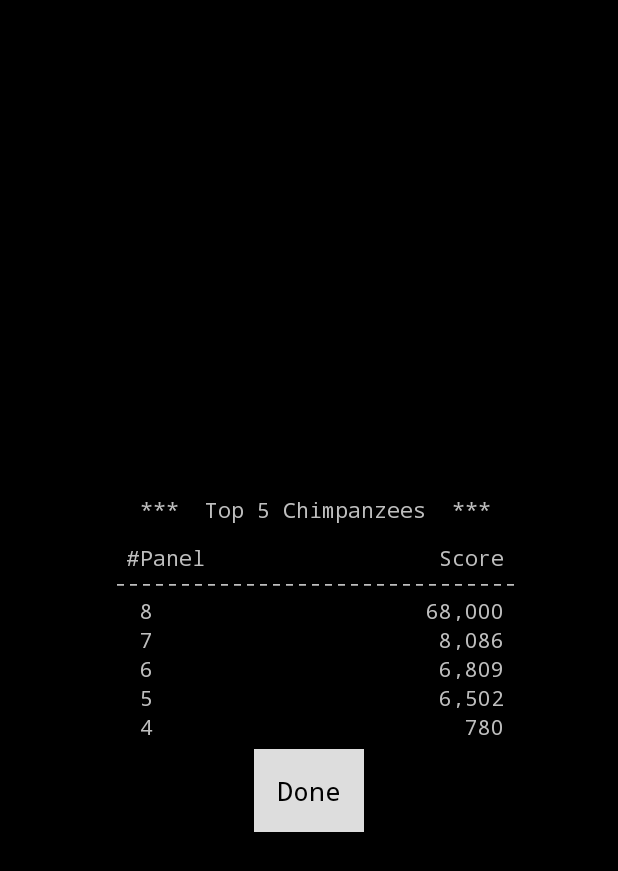
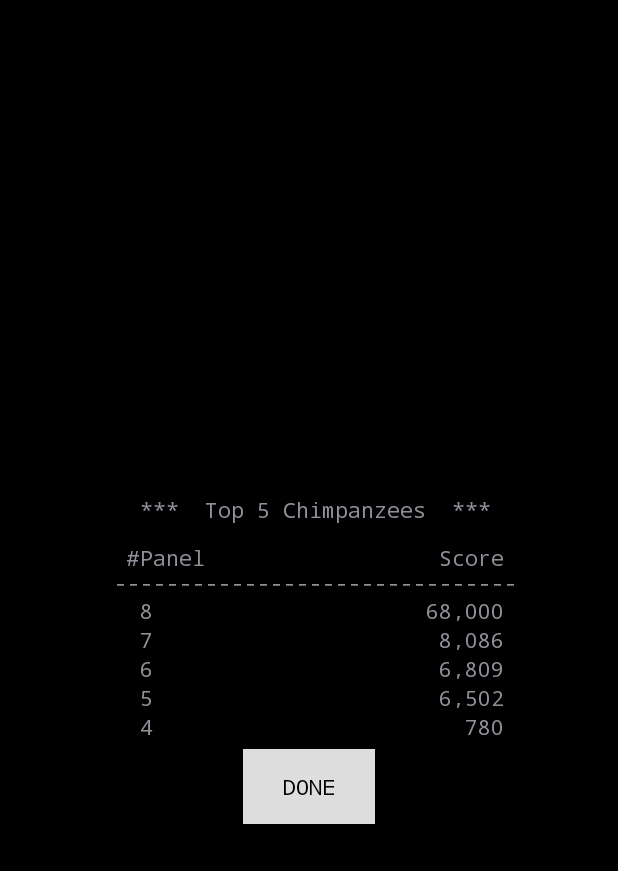
Before and after one commit to tomari/GeniusChimp, an Android app: the HighscoreActivity screen opened directly, with no data from a screen before it, on a phone screen of 412 x 824 dp. Shown: the top 871 px of the screen. Run offline under Robolectric (Android 15) with nearby library versions, the phone set to English and light mode, and no system bars.

Commit message:
Update support for Android 5.0 and 5.1

```diff
--- a/app/src/main/res/values-v21/styles.xml
+++ b/app/src/main/res/values-v21/styles.xml
@@ -1,5 +1,7 @@
 <resources>
-	<style name="ConfigScreenTheme" parent="android:Theme.Material"></style>
-	<style name="AppBaseTheme" parent="android:Theme.Holo.NoActionBar.Fullscreen">
+	<style name="ConfigScreenTheme" parent="android:Theme.DeviceDefault"></style>
+	<!-- Android v5.0 (v21) has an implementation error where fixed-with font setting
+		is ignored. Reverting to Holo theme fixes the issue -->
+	<style name="AppBaseTheme" parent="android:Theme.Holo.NoActionBar">
 	</style>
 </resources>
--- /dev/null
+++ b/app/src/main/res/values-v22/styles.xml
@@ -0,0 +1,5 @@
+<resources>
+	<style name="ConfigScreenTheme" parent="android:Theme.DeviceDefault"></style>
+	<style name="AppBaseTheme" parent="android:Theme.DeviceDefault.NoActionBar">
+	</style>
+</resources>
```
